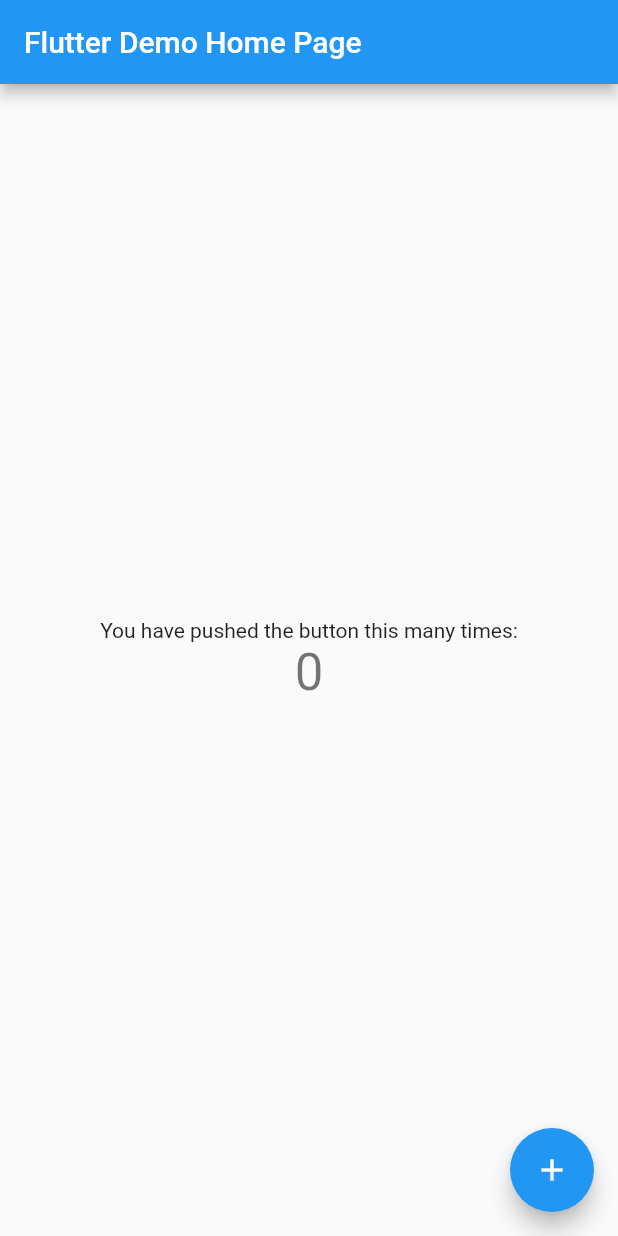
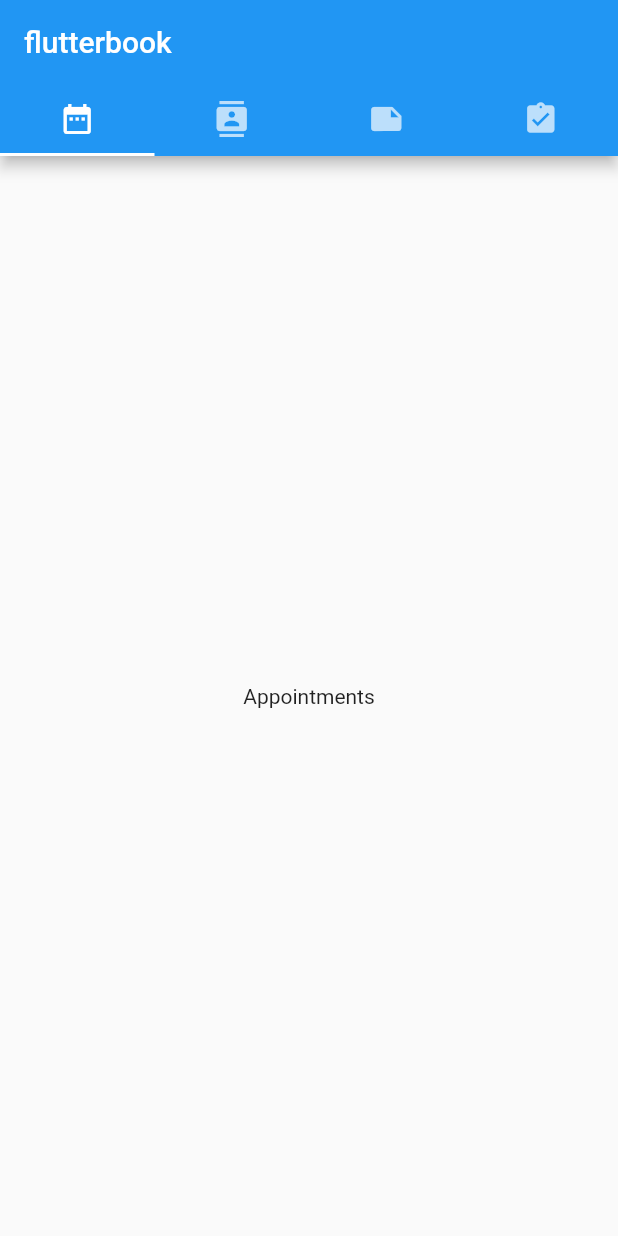
Before and after one commit to Guilherme-Calland/flutterbook, a Flutter app: the screen it shows after launch, on a phone screen of 412 x 824 dp. Run offline on Flutter 3.47's test engine with Material 2 defaults, Android fonts, the phone set to English and light mode, and no system bars; our stand-ins replace mobx; generated files the repository leaves out were written again.

```diff
--- a/lib/main.dart
+++ b/lib/main.dart
@@ -1,113 +1,50 @@
 import 'package:flutter/material.dart';
+import 'package:flutterbook/screens/appointments.dart';
+import 'package:flutterbook/screens/contacts.dart';
+import 'package:flutterbook/screens/notes.dart';
+import 'package:flutterbook/screens/tasks.dart';
+import 'package:flutterbook/utils.dart';
 
-void main() {
-  runApp(MyApp());
-}
+void main() => runApp(FlutterBook());
 
-class MyApp extends StatelessWidget {
-  // This widget is the root of your application.
+class FlutterBook extends StatelessWidget {
   @override
-  Widget build(BuildContext context) {
+  Widget build(_) {
     return MaterialApp(
-      title: 'Flutter Demo',
-      theme: ThemeData(
-        // This is the theme of your application.
-        //
-        // Try running your application with "flutter run". You'll see the
-        // application has a blue toolbar. Then, without quitting the app, try
-        // changing the primarySwatch below to Colors.green and then invoke
-        // "hot reload" (press "r" in the console where you ran "flutter run",
-        // or simply save your changes to "hot reload" in a Flutter IDE).
-        // Notice that the counter didn't reset back to zero; the application
-        // is not restarted.
-        primarySwatch: Colors.blue,
+      debugShowCheckedModeBanner: false,
+      home: DefaultTabController(
+        length: 4,
+        child: Scaffold(
+          appBar: AppBar(
+            title: Text('flutterbook'),
+            bottom: TabBar(
+              tabs: [
+                Tab(
+                  icon: Icon(Icons.date_range),
+                  // text: 'appointments',
+                ),
+                Tab(
+                  icon: Icon(Icons.contacts),
+                  // text: 'contacts',
+                ),
+                Tab(
+                  icon: Icon(Icons.note),
+                  // text: 'notes',
+                ),
+                Tab(
+                  icon: Icon(Icons.assignment_turned_in),
+                  // text: 'tasks',
+                )
+              ],
+            ),
+          ),
+          body: TabBarView(
+            children: [
+              Appointments(), Contacts(), Notes(), Tasks()
+            ],
+          ),
+        ),
       ),
-      home: MyHomePage(title: 'Flutter Demo Home Page'),
     );
   }
 }
-
-class MyHomePage extends StatefulWidget {
-  MyHomePage({Key? key, required this.title}) : super(key: key);
-
-  // This widget is the home page of your application. It is stateful, meaning
-  // that it has a State object (defined below) that contains fields that affect
-  // how it looks.
-
-  // This class is the configuration for the state. It holds the values (in this
-  // case the title) provided by the parent (in this case the App widget) and
-  // used by the build method of the State. Fields in a Widget subclass are
-  // always marked "final".
-
-  final String title;
-
-  @override
-  _MyHomePageState createState() => _MyHomePageState();
-}
-
-class _MyHomePageState extends State<MyHomePage> {
-  int _counter = 0;
-
-  void _incrementCounter() {
-    setState(() {
-      // This call to setState tells the Flutter framework that something has
-      // changed in this State, which causes it to rerun the build method below
-      // so that the display can reflect the updated values. If we changed
-      // _counter without calling setState(), then the build method would not be
-      // called again, and so nothing would appear to happen.
-      _counter++;
-    });
-  }
-
-  @override
-  Widget build(BuildContext context) {
-    // This method is rerun every time setState is called, for instance as done
-    // by the _incrementCounter method above.
-    //
-    // The Flutter framework has been optimized to make rerunning build methods
-    // fast, so that you can just rebuild anything that needs updating rather
-    // than having to individually change instances of widgets.
-    return Scaffold(
-      appBar: AppBar(
-        // Here we take the value from the MyHomePage object that was created by
-        // the App.build method, and use it to set our appbar title.
-        title: Text(widget.title),
-      ),
-      body: Center(
-        // Center is a layout widget. It takes a single child and positions it
-        // in the middle of the parent.
-        child: Column(
-          // Column is also a layout widget. It takes a list of children and
-          // arranges them vertically. By default, it sizes itself to fit its
-          // children horizontally, and tries to be as tall as its parent.
-          //
-          // Invoke "debug painting" (press "p" in the console, choose the
-          // "Toggle Debug Paint" action from the Flutter Inspector in Android
-          // Studio, or the "Toggle Debug Paint" command in Visual Studio Code)
-          // to see the wireframe for each widget.
-          //
-          // Column has various properties to control how it sizes itself and
-          // how it positions its children. Here we use mainAxisAlignment to
-          // center the children vertically; the main axis here is the vertical
-          // axis because Columns are vertical (the cross axis would be
-          // horizontal).
-          mainAxisAlignment: MainAxisAlignment.center,
-          children: <Widget>[
-            Text(
-              'You have pushed the button this many times:',
-            ),
-            Text(
-              '$_counter',
-              style: Theme.of(context).textTheme.headline4,
-            ),
-          ],
-        ),
-      ),
-      floatingActionButton: FloatingActionButton(
-        onPressed: _incrementCounter,
-        tooltip: 'Increment',
-        child: Icon(Icons.add),
-      ), // This trailing comma makes auto-formatting nicer for build methods.
-    );
-  }
-}
--- a/lib/screens/appointments.dart
+++ b/lib/screens/appointments.dart
@@ -0,0 +1,10 @@
+import 'package:flutter/material.dart';
+
+class Appointments extends StatelessWidget {
+  @override
+  Widget build(_) {
+    return Center(
+      child: Text('Appointments'),
+    );
+  }
+}
```
Also changed, not shown: lib/screens/contacts.dart (+10 -0 lines), lib/screens/notes.dart (+10 -0 lines), lib/screens/tasks.dart (+10 -0 lines), lib/stores/base_store.dart (+37 -0 lines), lib/utils.dart (+30 -0 lines), pubspec.yaml (+10 -0 lines), lib/stores/base_store.g.dart (added), pubspec.lock, 4 other files.
